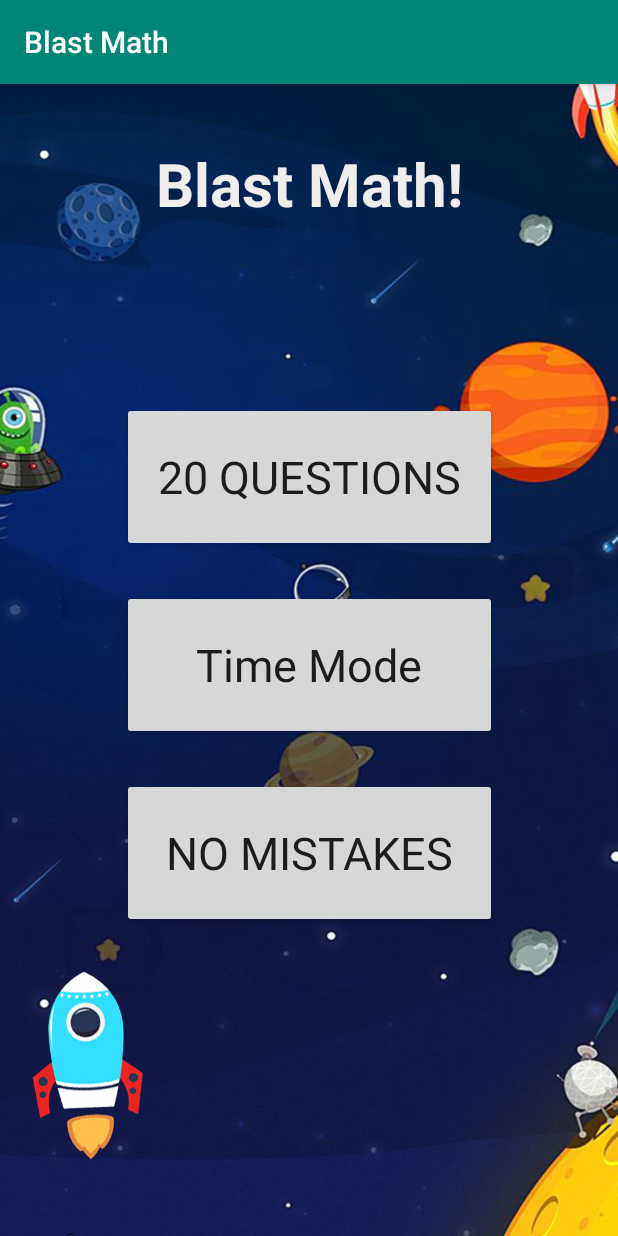
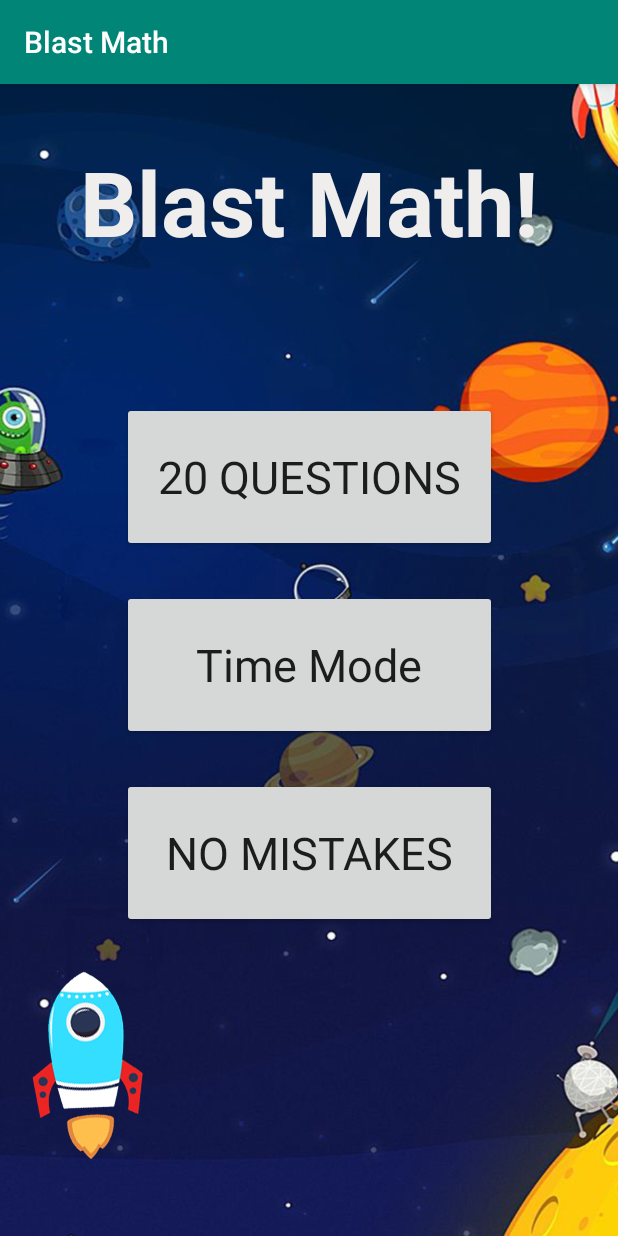
Before and after one commit to zsakr/Math-Game, an Android app: the screen it shows after launch (MainActivity), on a phone screen of 412 x 824 dp. Run offline under Robolectric (Android 15) with nearby library versions, the light colour scheme and no system bars; Roboto replaces fonts that are not available here.

Commit message:
change title size

```diff
--- a/app/src/main/res/layout/activity_main.xml
+++ b/app/src/main/res/layout/activity_main.xml
@@ -13,7 +13,7 @@
         android:layout_height="wrap_content"
         android:text="Blast Math!"
         android:textColor="#F0EDED"
-        android:textSize="40sp"
+        android:textSize="60sp"
         android:textStyle="bold"
         app:fontFamily="@font/architects_daughter"
         app:layout_constraintBottom_toBottomOf="parent"
```
